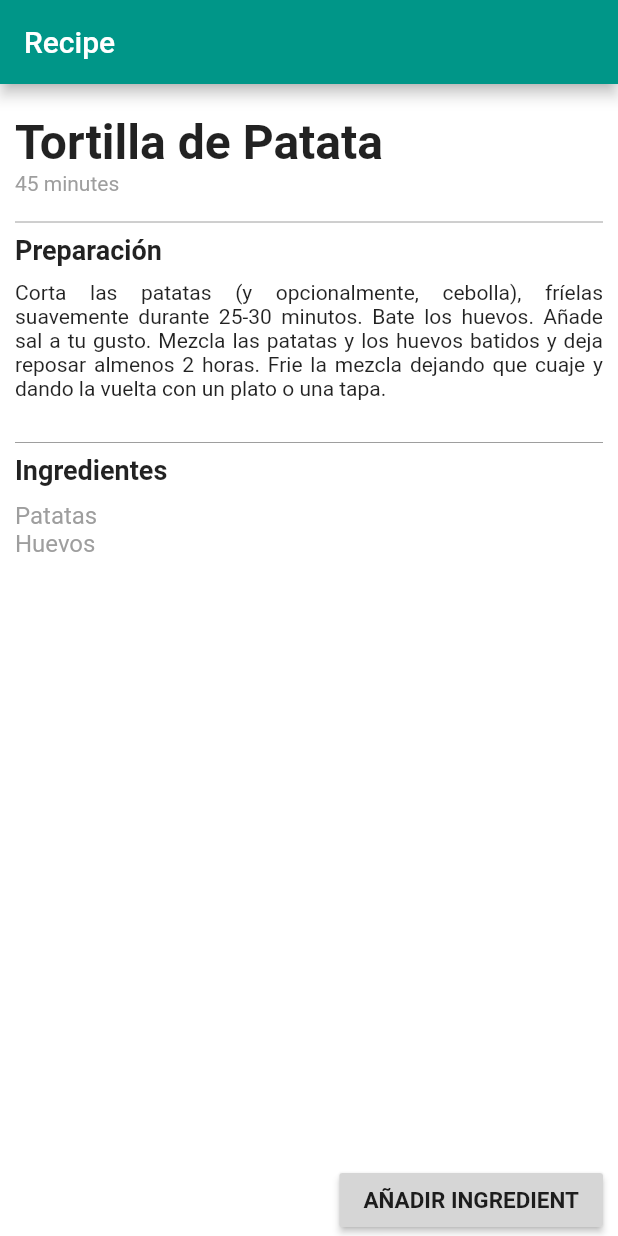
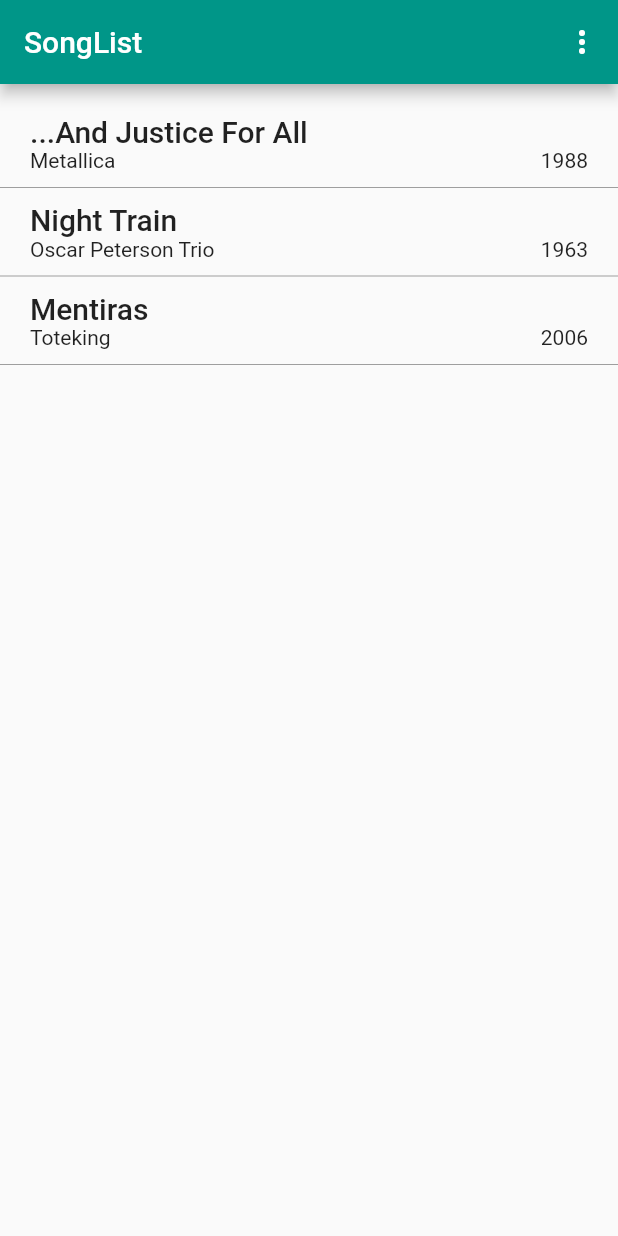
Before and after one commit to juliamauri/dart_and_flutter, a Flutter app: the screen it shows after launch, on a phone screen of 412 x 824 dp. Run offline on Flutter 3.47's test engine with Material 2 defaults, Android fonts, the phone set to English and light mode, and no system bars.

Commit message:
SongList Done

```diff
--- /dev/null
+++ b/flutter/exemples/lib/SongListApp/Song.dart
@@ -0,0 +1,7 @@
+class Song{
+  String name;
+  String band;
+  int year;
+
+  Song(this.name, this.band, this.year);
+}
--- /dev/null
+++ b/flutter/exemples/lib/SongListApp/SongListScreen.dart
@@ -0,0 +1,110 @@
+import 'package:flutter/material.dart';
+import 'Song.dart';
+
+class SongListScreen extends StatefulWidget {
+  final List<Song> _songs;
+  SongListScreen(this._songs);
+  @override
+  _SongListScreenState createState() => _SongListScreenState();
+}
+
+class _SongListScreenState extends State<SongListScreen> {
+  @override
+  Widget build(BuildContext context) {
+    return Scaffold(
+      appBar: AppBar(
+        title: Text("SongList"),
+        actions: <Widget>[
+          IconButton(
+            icon: const Icon(Icons.more_vert),
+            tooltip: 'Add Song',
+            onPressed: () {
+              Navigator.of(context).pushNamed("/edit").then((newSong) {
+                if (newSong != null) {
+                  setState(() {
+                    widget._songs.add(newSong);
+                  });
+                }
+              });
+            },
+          )
+        ],
+      ),
+      body: Padding(
+        padding: const EdgeInsets.only(top: 20),
+        child: Column(
+          children: <Widget>[
+            for (int i = 0; i < widget._songs.length; i++)
+              SongWidget(widget._songs[i], i, this)
+          ],
+        ),
+      ),
+    );
+  }
+}
+
+class SongWidget extends StatelessWidget {
+  const SongWidget(
+    this.s,
+    this.index,
+    this.parent, {
+    Key key,
+  }) : super(key: key);
+
+  final Song s;
+  final int index;
+  final _SongListScreenState parent;
+
+  @override
+  Widget build(BuildContext context) {
+    return Column(
+      children: <Widget>[
+        GestureDetector(
+          child: Padding(
+            padding: EdgeInsets.only(left: 20, right: 20),
+            child: Row(
+              crossAxisAlignment: CrossAxisAlignment.end,
+              children: <Widget>[
+                Column(
+                  crossAxisAlignment: CrossAxisAlignment.start,
+                  children: <Widget>[
+                    Text(
+                      s.name,
+                      style: TextStyle(
+                        fontSize: 20,
+                        fontWeight: FontWeight.w500,
+                      ),
+                    ),
+                    Text(s.band)
+                  ],
+                ),
+                Expanded(
+                  child: Container(
+                    alignment: Alignment.bottomRight,
+                    child: Text(
+                      s.year.toString(),
+                    ),
+                  ),
+                )
+              ],
+            ),
+          ),
+          onTap: () {
+            Navigator.of(context).pushNamed('/edit', arguments: s).then(
+              (newSong) {
+                if (newSong != null) {
+                  parent.setState(
+                    () {
+                      parent.widget._songs[index] = newSong;
+                    },
+                  );
+                }
+              },
+            );
+          },
+        ),
+        Divider(height: 20, color: Colors.grey)
+      ],
+    );
+  }
+}
--- /dev/null
+++ b/flutter/exemples/lib/SongListApp/main.dart
@@ -0,0 +1,35 @@
+import 'package:flutter/material.dart';
+import 'Song.dart';
+import 'SongEditScreen.dart';
+import 'SongListScreen.dart';
+void main() {
+  runApp(App());
+}
+
+List<Song> GetSongs() {
+  List<Song> ret = List<Song>();
+  ret.add(Song('...And Justice For All','Metallica',1988));
+  ret.add(Song('Night Train','Oscar Peterson Trio',1963));
+  ret.add(Song('Mentiras','Toteking',2006));
+  return ret;
+}
+
+class App extends StatelessWidget {
+  App({
+    Key key,
+  }) : super(key: key);
+
+  final List<Song> songs = GetSongs();
+
+  @override
+  Widget build(BuildContext context) {
+    return MaterialApp(
+      theme: ThemeData(primarySwatch: Colors.teal),
+      initialRoute: '/',
+      routes: {
+        '/' : (context) => SongListScreen(songs),
+        '/edit' : (context) => SongEditScreen(),
+      },
+    );
+  }
+}
--- a/flutter/exemples/lib/main.dart
+++ b/flutter/exemples/lib/main.dart
@@ -1,19 +1,16 @@
 import 'package:flutter/material.dart';
-import 'RecipeApp/Recipe.dart';
-import 'RecipeApp/RecipeScreen.dart';
-import 'RecipeApp/AddIngredientScreen.dart';
+import 'SongListApp/Song.dart';
+import 'SongListApp/SongEditScreen.dart';
+import 'SongListApp/SongListScreen.dart';
 void main() {
   runApp(App());
 }
 
-Recipe GetTortillaDePatata() {
-  Recipe ret = Recipe();
-  ret.name = 'Tortilla de Patata';
-  ret.minutes = 45;
-  ret.description =
-      'Corta las patatas (y opcionalmente, cebolla), fríelas suavemente durante 25-30 minutos. Bate los huevos. Añade sal a tu gusto. Mezcla las patatas y los huevos batidos y deja reposar almenos 2 horas. Frie la mezcla dejando que cuaje y dando la vuelta con un plato o una tapa.';
-  ret.addIngredient = 'Patatas';
-  ret.addIngredient = 'Huevos';
+List<Song> GetSongs() {
+  List<Song> ret = List<Song>();
+  ret.add(Song('...And Justice For All','Metallica',1988));
+  ret.add(Song('Night Train','Oscar Peterson Trio',1963));
+  ret.add(Song('Mentiras','Toteking',2006));
   return ret;
 }
 
@@ -22,7 +19,7 @@ class App extends StatelessWidget {
     Key key,
   }) : super(key: key);
 
-  final Recipe tortilladepatata = GetTortillaDePatata();
+  final List<Song> songs = GetSongs();
 
   @override
   Widget build(BuildContext context) {
@@ -30,8 +27,8 @@ class App extends StatelessWidget {
       theme: ThemeData(primarySwatch: Colors.teal),
       initialRoute: '/',
       routes: {
-        '/' : (context) => RecipeScreen(recipe: tortilladepatata),
-        '/add' : (context) => AddIngredientScreen(),
+        '/' : (context) => SongListScreen(songs),
+        '/edit' : (context) => SongEditScreen(),
       },
     );
   }
```
Also changed, not shown: flutter/exemples/lib/SongListApp/SongEditScreen.dart (added, +138 -0 lines).
